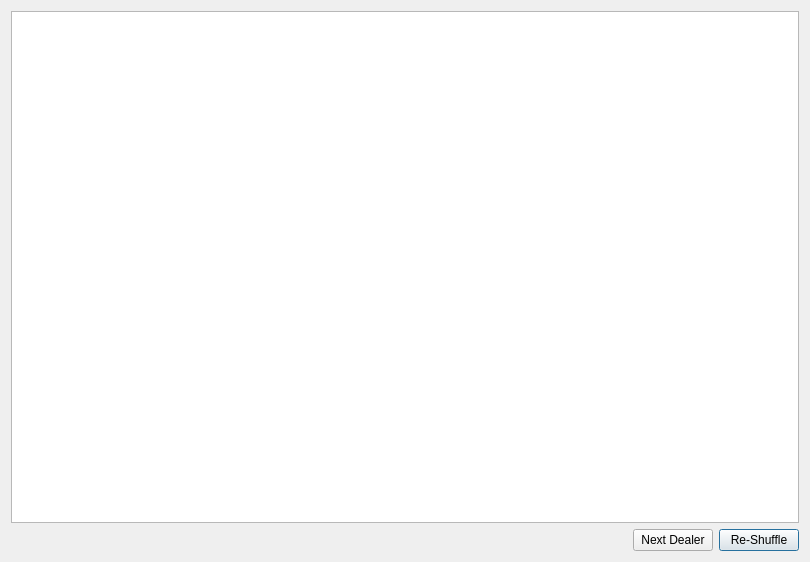
Qt form MainWindow/MainWindow.ui (scottaronbloom/Cards) before a commit.
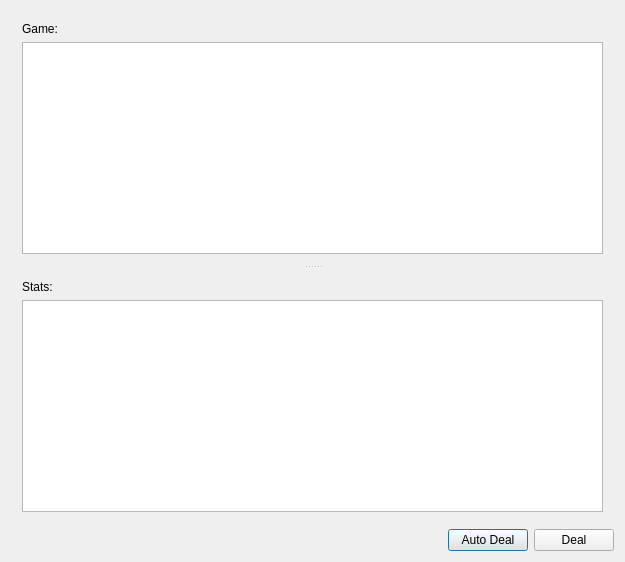
The same form after that commit. Icons and pictures are not drawn.

```diff
--- a/MainWindow/MainWindow.ui
+++ b/MainWindow/MainWindow.ui
@@ -6,7 +6,7 @@
    <rect>
     <x>0</x>
     <y>0</y>
-    <width>810</width>
+    <width>625</width>
     <height>562</height>
    </rect>
   </property>
@@ -37,23 +37,63 @@
      </property>
     </spacer>
    </item>
-   <item row="0" column="0" colspan="3">
-    <widget class="QTextEdit" name="data"/>
-   </item>
-   <item row="1" column="2">
-    <widget class="QPushButton" name="reshuffle">
-     <property name="text">
-      <string>Re-Shuffle</string>
-     </property>
-    </widget>
-   </item>
    <item row="1" column="1">
     <widget class="QPushButton" name="nextDealer">
      <property name="text">
-      <string>Next Dealer</string>
+      <string>Auto Deal</string>
      </property>
     </widget>
    </item>
+   <item row="1" column="2">
+    <widget class="QPushButton" name="deal">
+     <property name="text">
+      <string>Deal</string>
+     </property>
+    </widget>
+   </item>
+   <item row="0" column="0" colspan="3">
+    <widget class="QSplitter" name="splitter">
+     <property name="orientation">
+      <enum>Qt::Vertical</enum>
+     </property>
+     <widget class="QWidget" name="">
+      <layout class="QVBoxLayout" name="verticalLayout">
+       <item>
+        <widget class="QLabel" name="label">
+         <property name="text">
+          <string>Game:</string>
+         </property>
+        </widget>
+       </item>
+       <item>
+        <widget class="QTextEdit" name="data">
+         <property name="readOnly">
+          <bool>true</bool>
+         </property>
+        </widget>
+       </item>
+      </layout>
+     </widget>
+     <widget class="QWidget" name="">
+      <layout class="QVBoxLayout" name="verticalLayout_2">
+       <item>
+        <widget class="QLabel" name="label_2">
+         <property name="text">
+          <string>Stats:</string>
+         </property>
+        </widget>
+       </item>
+       <item>
+        <widget class="QTextEdit" name="stats">
+         <property name="readOnly">
+          <bool>true</bool>
+         </property>
+        </widget>
+       </item>
+      </layout>
+     </widget>
+    </widget>
+   </item>
   </layout>
  </widget>
  <layoutdefault spacing="6" margin="11"/>
```
Left out of the diff: 5 changed lines with no effect on the pictures.
